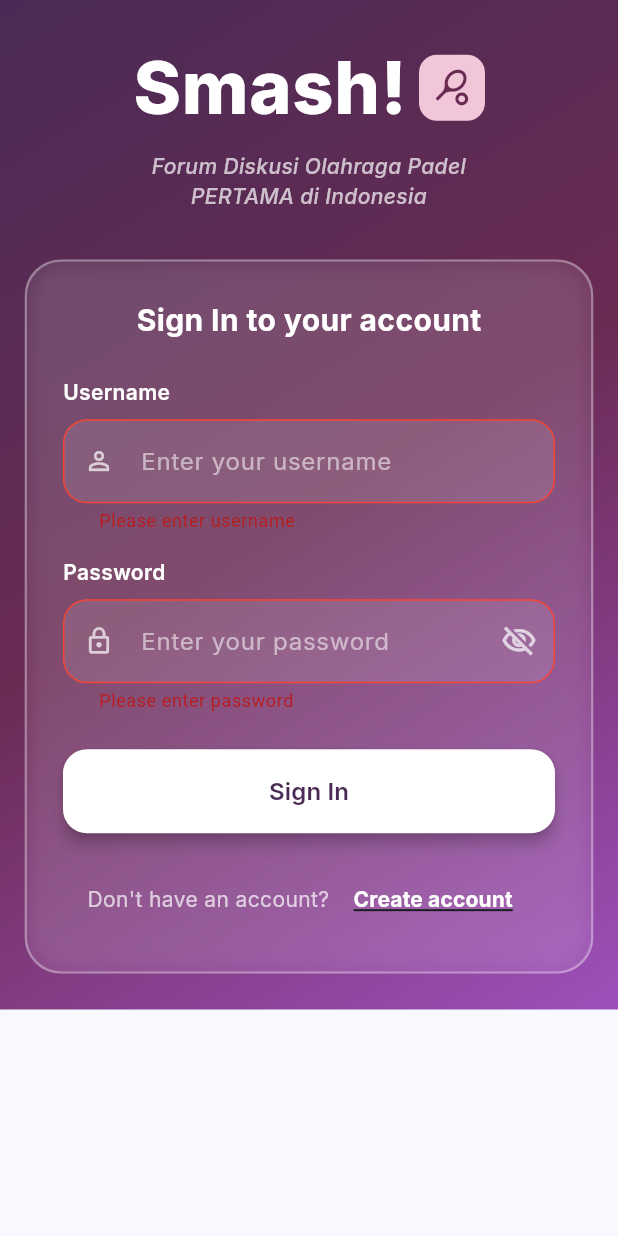
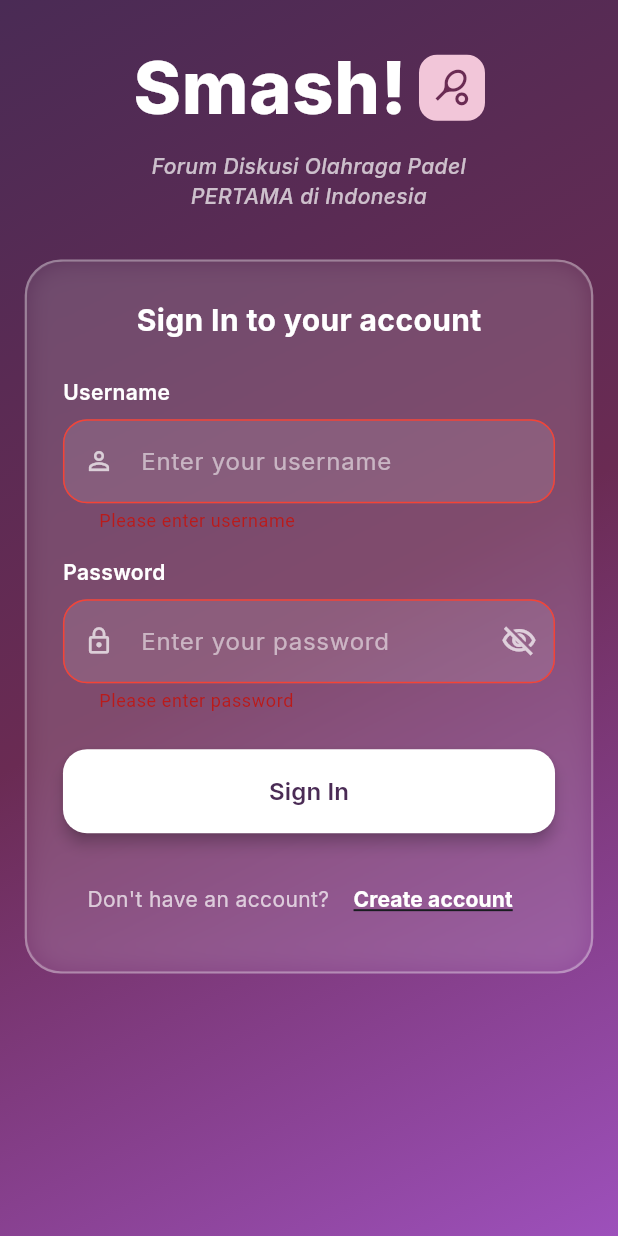
Before and after one commit to pbp-kelompok-a05/smash-mobile, a Flutter app: the SmashLoginPage screen opened by its route, after a tap on "Sign In", on a phone screen of 412 x 824 dp. Run offline on Flutter 3.47's test engine with Material 3 defaults, Android fonts, the light colour scheme and no system bars; our stand-ins replace google_fonts, image_picker; missing offline and left inert: pbp_django_auth; accounts and stored records are empty; network calls fail; Roboto replaces fonts that are missing (Poppins).

Commit message:
Memperbaiki tampilan login agar background dapat memenuhi layar (menghindari underflow dan overflow page)

```diff
--- a/lib/screens/login.dart
+++ b/lib/screens/login.dart
@@ -1,14 +1,18 @@
-// ignore_for_file: deprecated_member_use
+// ignore_for_file: deprecated_member_use, unused_import
 
 import 'dart:ui';
-
 import 'package:flutter/material.dart';
 import 'package:pbp_django_auth/pbp_django_auth.dart';
 import 'package:provider/provider.dart';
+import 'package:google_fonts/google_fonts.dart';
+
 import 'package:smash_mobile/screens/register.dart';
 import 'package:smash_mobile/screens/menu.dart';
-import 'package:google_fonts/google_fonts.dart';
+import 'package:smash_mobile/screens/post_form_entry.dart';
 
+// =============================================================================
+// MAIN APPLICATION
+// =============================================================================
 void main() {
   runApp(const SmashApp());
 }
@@ -30,30 +34,38 @@ class SmashApp extends StatelessWidget {
   }
 }
 
-/// Halaman login dengan background gradient modern dan glassmorphism card
+// =============================================================================
+// LOGIN PAGE
+// =============================================================================
 class SmashLoginPage extends StatelessWidget {
   const SmashLoginPage({super.key});
 
   @override
   Widget build(BuildContext context) {
     return Scaffold(
-      body: Container(
-        // Background gradient modern: ungu ke biru muda
-        decoration: BoxDecoration(
+      // Menggunakan Stack untuk layer separation
+      body: Stack(
+        children: [
+          // Layer 1: Gradient background fullscreen
+          Container(
+            constraints: BoxConstraints.expand(),
+            decoration: const BoxDecoration(
               gradient: LinearGradient(
                 begin: Alignment.topLeft,
                 end: Alignment.bottomRight,
                 colors: [
-              const Color(0xFF4A2B55), // ungu gelap
-              const Color(0xFF6A2B53), // ungu medium
-              const Color(0xFF9D50BB), // ungu kebiruan
+                  Color(0xFF4A2B55),
+                  Color(0xFF6A2B53),
+                  Color(0xFF9D50BB),
                 ],
-            stops: const [0.0, 0.5, 1.0],
+                stops: [0.0, 0.5, 1.0],
               ),
             ),
-        child: SafeArea(
+          ),
+          // Layer 2: Konten dengan SafeArea
+          SafeArea(
             child: SingleChildScrollView(
-            padding: const EdgeInsets.symmetric(vertical: 24.0),
+              padding: const EdgeInsets.symmetric(vertical: 24.0, horizontal: 16.0),
               child: Column(
                 crossAxisAlignment: CrossAxisAlignment.center,
                 children: [
@@ -64,12 +76,15 @@ class SmashLoginPage extends StatelessWidget {
               ),
             ),
           ),
+        ],
       ),
     );
   }
 }
 
-/// Logo section (VERSI ASLI - DIPERTAHANKAN)
+// =============================================================================
+// LOGO SECTION
+// =============================================================================
 class _LogoSection extends StatelessWidget {
   const _LogoSection();
 
@@ -85,7 +100,7 @@ class _LogoSection extends StatelessWidget {
               style: GoogleFonts.inter(
                 fontSize: 48,
                 fontWeight: FontWeight.w800,
-                color: Colors.white, // Warna putih agar kontras
+                color: Colors.white,
                 letterSpacing: 0.5,
               ),
             ),
@@ -121,7 +136,9 @@ class _LogoSection extends StatelessWidget {
   }
 }
 
-/// Glassmorphism login card dengan efek blur kaca
+// =============================================================================
+// GLASSMORPHISM CARD
+// =============================================================================
 class _GlassLoginCard extends StatelessWidget {
   const _GlassLoginCard();
 
@@ -133,12 +150,9 @@ class _GlassLoginCard extends StatelessWidget {
       width: width * 0.92,
       constraints: const BoxConstraints(maxWidth: 420),
       decoration: BoxDecoration(
-        color: Colors.white.withOpacity(0.15), // Transparan 15%
+        color: Colors.white.withOpacity(0.15),
         borderRadius: BorderRadius.circular(24),
-        border: Border.all(
-          color: Colors.white.withOpacity(0.3),
-          width: 1.5,
-        ),
+        border: Border.all(color: Colors.white.withOpacity(0.3), width: 1.5),
       ),
       child: ClipRRect(
         borderRadius: BorderRadius.circular(24),
@@ -154,7 +168,9 @@ class _GlassLoginCard extends StatelessWidget {
   }
 }
 
-/// Form sign in dengan validasi
+// =============================================================================
+// SIGN IN FORM
+// =============================================================================
 class _SignInForm extends StatefulWidget {
   const _SignInForm();
 
@@ -169,7 +185,7 @@ class _SignInFormState extends State<_SignInForm> {
   bool _obscure = true;
   bool _isSubmitting = false;
 
-  static const String _baseUrl = 'http://localhost:8000';
+  static const String _baseUrl = 'http://10.0.2.2:8000';
   static const String _loginPath = '/authentication/login/';
 
   @override
@@ -186,6 +202,7 @@ class _SignInFormState extends State<_SignInForm> {
       child: Column(
         crossAxisAlignment: CrossAxisAlignment.start,
         children: [
+          // Title
           Center(
             child: Text(
               'Sign In to your account',
@@ -199,14 +216,7 @@ class _SignInFormState extends State<_SignInForm> {
           const SizedBox(height: 24),
 
           // Username field
-          Text(
-            'Username',
-            style: GoogleFonts.inter(
-              fontWeight: FontWeight.w600,
-              fontSize: 14,
-              color: Colors.white,
-            ),
-          ),
+          _buildFormFieldLabel('Username'),
           const SizedBox(height: 8),
           _buildTextField(
             controller: _usernameCtrl,
@@ -221,27 +231,14 @@ class _SignInFormState extends State<_SignInForm> {
           const SizedBox(height: 16),
 
           // Password field
-          Text(
-            'Password',
-            style: GoogleFonts.inter(
-              fontWeight: FontWeight.w600,
-              fontSize: 14,
-              color: Colors.white,
-            ),
-          ),
+          _buildFormFieldLabel('Password'),
           const SizedBox(height: 8),
           _buildTextField(
             controller: _passCtrl,
             hint: 'Enter your password',
             icon: Icons.lock_outline,
             obscureText: _obscure,
-            suffixIcon: IconButton(
-              icon: Icon(
-                _obscure ? Icons.visibility_off_outlined : Icons.visibility_outlined,
-                color: Colors.white70,
-              ),
-              onPressed: () => setState(() => _obscure = !_obscure),
-            ),
+            suffixIcon: _buildPasswordToggle(),
             validator: (v) {
               if (v == null || v.isEmpty) return 'Please enter password';
               if (v.length < 6) return 'Password must be at least 6 characters';
@@ -250,57 +247,74 @@ class _SignInFormState extends State<_SignInForm> {
           ),
           const SizedBox(height: 24),
 
-          // Sign in button
-          ElevatedButton(
+          // Submit button
+          _buildSubmitButton(),
+          const SizedBox(height: 20),
+
+          // Register link
+          _buildRegisterLink(),
+        ],
+      ),
+    );
+  }
+
+  // Helper: Label untuk form field
+  Widget _buildFormFieldLabel(String text) {
+    return Text(
+      text,
+      style: GoogleFonts.inter(
+        fontWeight: FontWeight.w600,
+        fontSize: 14,
+        color: Colors.white,
+      ),
+    );
+  }
+
+  // Helper: Password visibility toggle
+  Widget _buildPasswordToggle() {
+    return IconButton(
+      icon: Icon(
+        _obscure ? Icons.visibility_off_outlined : Icons.visibility_outlined,
+        color: Colors.white70,
+      ),
+      onPressed: () => setState(() => _obscure = !_obscure),
+    );
+  }
+
+  // Helper: Submit button
+  Widget _buildSubmitButton() {
+    return ElevatedButton(
       onPressed: _isSubmitting ? null : _submit,
       style: ElevatedButton.styleFrom(
         backgroundColor: Colors.white,
         foregroundColor: const Color(0xFF4A2B55),
         minimumSize: const Size(double.infinity, 56),
-              shape: RoundedRectangleBorder(
-                borderRadius: BorderRadius.circular(16),
-              ),
+        shape: RoundedRectangleBorder(borderRadius: BorderRadius.circular(16)),
         elevation: 4,
       ),
       child: _isSubmitting
           ? const SizedBox(
               height: 20,
               width: 20,
-                    child: CircularProgressIndicator(
-                      strokeWidth: 2,
-                      color: Color(0xFF4A2B55),
-                    ),
+              child: CircularProgressIndicator(strokeWidth: 2, color: Color(0xFF4A2B55)),
             )
-                : Text(
-                    'Sign In',
-                    style: GoogleFonts.inter(
-                      fontSize: 16,
-                      fontWeight: FontWeight.w600,
-                    ),
-                  ),
-          ),
-          const SizedBox(height: 20),
+          : Text('Sign In', style: GoogleFonts.inter(fontSize: 16, fontWeight: FontWeight.w600)),
+    );
+  }
 
-          // Register link
-          Center(
+  // Helper: Register link
+  Widget _buildRegisterLink() {
+    return Center(
       child: Wrap(
         alignment: WrapAlignment.center,
         crossAxisAlignment: WrapCrossAlignment.center,
         children: [
-                Text(
-                  "Don't have an account? ",
-                  style: GoogleFonts.inter(color: Colors.white70),
+          Text("Don't have an account? ", style: GoogleFonts.inter(color: Colors.white70)),
+          TextButton(
+            onPressed: () => Navigator.pushReplacement(
+              context,
+              MaterialPageRoute(builder: (context) => const SmashRegisterPage()),
             ),
-                TextButton(
-                  onPressed: () {
-                    // FIX: Navigasi ke halaman register yang baru
-                    Navigator.pushReplacement(
-                      context,
-                      MaterialPageRoute(
-                        builder: (context) => const SmashRegisterPage(),
-                      ),
-                    );
-                  },
             child: Text(
               'Create account',
               style: GoogleFonts.inter(
@@ -312,13 +326,10 @@ class _SignInFormState extends State<_SignInForm> {
           ),
         ],
       ),
-          ),
-        ],
-      ),
     );
   }
 
-  // Widget reusable untuk text field
+  // Helper: Text field widget
   Widget _buildTextField({
     required TextEditingController controller,
     required String hint,
@@ -360,47 +371,40 @@ class _SignInFormState extends State<_SignInForm> {
     );
   }
 
+  // Form submission logic
   Future<void> _submit() async {
     if (!(_formKey.currentState?.validate() ?? false)) return;
-
     setState(() => _isSubmitting = true);
 
     final request = context.read<CookieRequest>();
-    final username = _usernameCtrl.text.trim();
-    final password = _passCtrl.text.trim();
-
     try {
-      final response = await request.login(_baseUrl + _loginPath, {
-        'username': username,
-        'password': password,
-      });
+      final response = await request.login(
+        _baseUrl + _loginPath,
+        {
+          'username': _usernameCtrl.text.trim(),
+          'password': _passCtrl.text.trim(),
+        },
+      );
 
       if (!mounted) return;
 
-      final success =
-          (response is Map && response['status'] == true) || response == true;
-
+      final success = (response is Map && response['status'] == true) || response == true;
       if (success) {
-        // Navigasi ke homepage
         Navigator.pushReplacement(
           context,
-          MaterialPageRoute(builder: (_) => MyHomePage()),
+          MaterialPageRoute(builder: (_) => const MyHomePage()),
         );
       } else {
-        final message = (response is Map && response['message'] != null)
-            ? response['message'].toString()
-            : 'Login gagal, periksa username dan password.';
-        _showError(message);
+        _showError(response is Map ? response['message']?.toString() ?? 'Login failed' : 'Login failed');
       }
     } catch (e) {
-      if (mounted) {
-        _showError('Login gagal: pastikan backend berjalan di $_baseUrl$_loginPath\n$e');
-      }
+      if (mounted) _showError('Error: $e');
     } finally {
       if (mounted) setState(() => _isSubmitting = false);
     }
   }
 
+  // Error message display
   void _showError(String message) {
     ScaffoldMessenger.of(context).showSnackBar(
       SnackBar(
--- a/lib/widgets/left_drawer.dart
+++ b/lib/widgets/left_drawer.dart
@@ -57,7 +57,7 @@ class LeftDrawer extends StatelessWidget {
 
               _buildMenuItem(
                 context: context,
-                icon: Icons.add_circle_outline,
+                icon: Icons.newspaper_outlined,
                 title: 'All Post',
                 onTap: () => _navigateTo(context, const PostListPage()),
               ),
```
Lines whose indentation alone changed are shown as unchanged.
